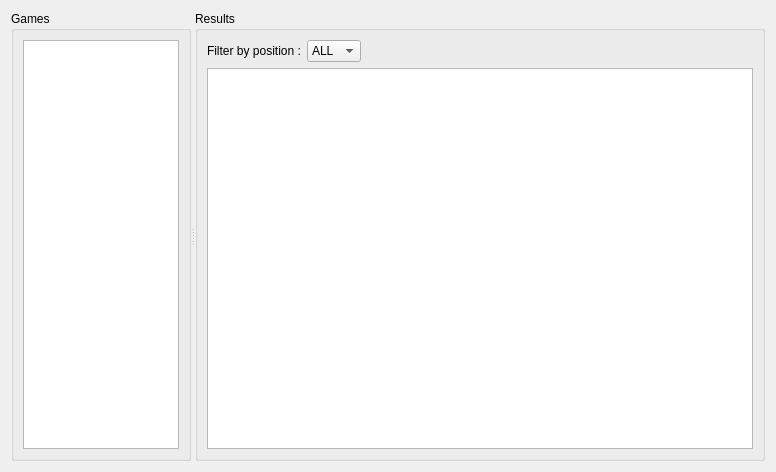
protoblock/protoblock, file cute-fantasy/previousweekwidget.ui: the form before one commit.
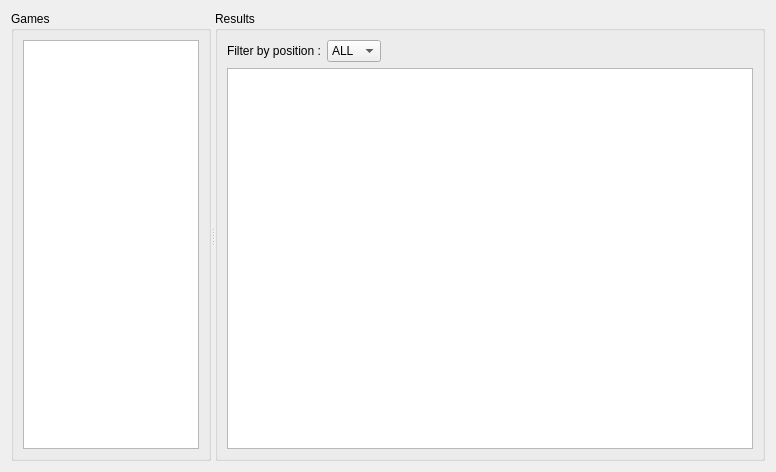
The form after the commit.

Patch:
```diff
--- a/cute-fantasy/previousweekwidget.ui
+++ b/cute-fantasy/previousweekwidget.ui
@@ -22,7 +22,7 @@
      <widget class="QGroupBox" name="groupBox">
       <property name="maximumSize">
        <size>
-        <width>180</width>
+        <width>200</width>
         <height>16777215</height>
        </size>
       </property>
```
